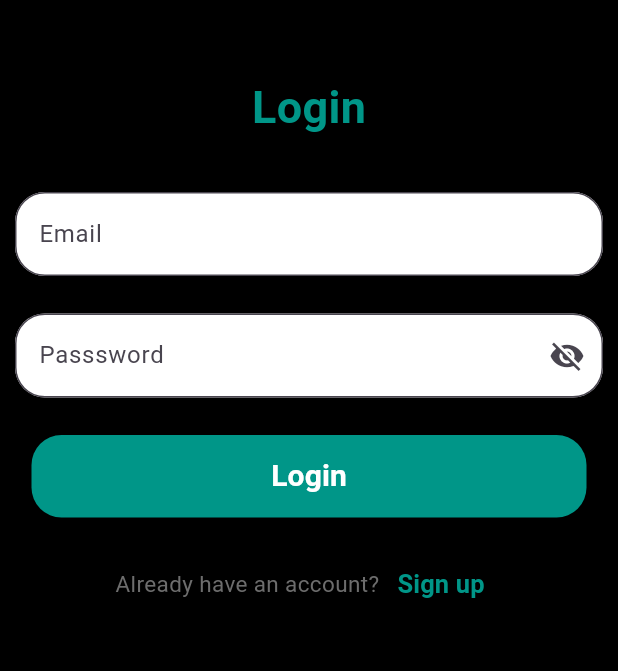
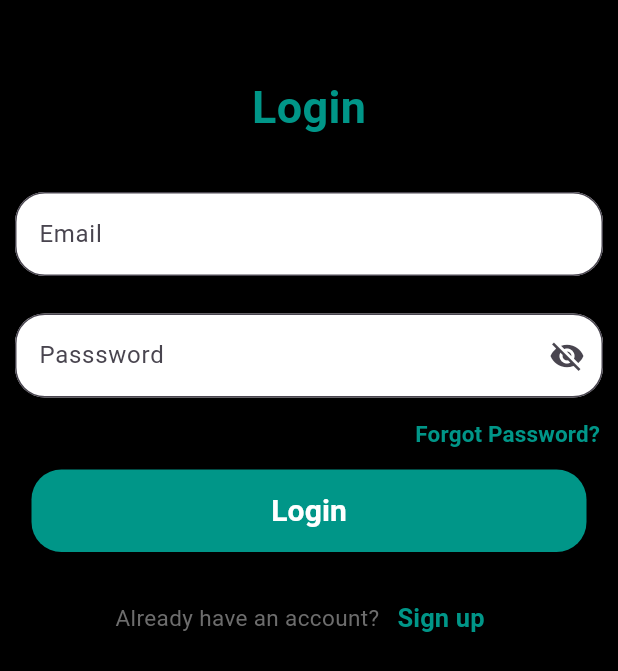
Before and after one commit to OPTRONIX-10/voice-write, a Flutter app: the screen it shows after launch, on a phone screen of 412 x 824 dp. Shown: the top 671 px of the screen. Run offline on Flutter 3.47's test engine with Material 3 defaults, Android fonts, the phone set to English and light mode, and no system bars; our stand-ins replace bloc, cloud_firestore, equatable, firebase_auth, firebase_core, flutter_bloc; accounts and stored records are empty.

Commit message:
forgot password added

```diff
--- /dev/null
+++ b/lib/screens/home_screens/widgets/password_reset_dialog.dart
@@ -0,0 +1,10 @@
+import 'package:flutter/widgets.dart';
+import 'package:new_project/screens/home_screens/widgets/generic_dialogue.dart';
+
+Future<void> showPasswordResetSentDialog(BuildContext context) {
+  return showGenericDialoge(
+      context: context,
+      titile: 'Password Reset',
+      content: 'We have sent you a password reset link',
+      optionsBuilder: () => {'OK': false});
+}
--- a/lib/screens/login_page.dart
+++ b/lib/screens/login_page.dart
@@ -1,7 +1,6 @@
 import 'package:flutter/material.dart';
 import 'package:flutter_bloc/flutter_bloc.dart';
 import 'package:new_project/screens/home_screens/widgets/errordialog.dart';
-
 
 import 'package:new_project/services/auth/auth_exception.dart';
 
@@ -19,7 +18,6 @@ final _loginformkey = GlobalKey<FormState>();
 late TextEditingController _email;
 late TextEditingController _password;
 ValueNotifier<bool> _passtext = ValueNotifier(true);
-
 
 class _LoginPageState extends State<LoginPage> {
   @override
@@ -42,7 +40,6 @@ class _LoginPageState extends State<LoginPage> {
     return BlocListener<AuthBloc, AuthState>(
       listener: (context, state) {
         if (state is AuthStatLoggedOut) {
-
           if (state.exception is UserNotFoundAuthException) {
             ScaffoldMessenger.of(context).showSnackBar(
                 ErrorDialog().Showerrordialog(context, 'User Not Found'));
@@ -129,8 +126,23 @@ class _LoginPageState extends State<LoginPage> {
                                         : Icons.visibility)))),
                       );
                     })),
-                const SizedBox(
-                  height: 25,
+                Row(
+                  mainAxisAlignment: MainAxisAlignment.end,
+                  children: [
+                    TextButton(
+                        onPressed: () {
+                          context
+                              .read<AuthBloc>()
+                              .add(AuthEventForgtPassword(email: null));
+                        },
+                        child: const Text(
+                          'Forgot Password?',
+                          style: TextStyle(
+                              fontSize: 15,
+                              fontWeight: FontWeight.bold,
+                              color: Colors.teal),
+                        )),
+                  ],
                 ),
                 SizedBox(
                     height: 55,
--- a/lib/screens/spash_screen.dart
+++ b/lib/screens/spash_screen.dart
@@ -2,6 +2,7 @@ import 'package:flutter/material.dart';
 import 'package:flutter_bloc/flutter_bloc.dart';
 import 'package:new_project/helpers/loading/loadin_screen.dart';
 import 'package:new_project/screens/email_verification.dart';
+import 'package:new_project/screens/forget_password_view.dart';
 import 'package:new_project/screens/home_screens/front_page.dart';
 import 'package:new_project/screens/login_page.dart';
 import 'package:new_project/screens/sign_up.dart';
@@ -31,6 +32,8 @@ class LoadingPage extends StatelessWidget {
         return LoginPage();
       } else if (state is AuthStateRegistering) {
         return SignUp();
+      } else if (state is AuthStateForgotPassword) {
+        return ForgotPasswordView();
       } else {
         return Scaffold(
           body: Center(
--- a/lib/services/auth/auth_provider.dart
+++ b/lib/services/auth/auth_provider.dart
@@ -10,4 +10,5 @@ abstract class AuthProvider {
 
   Future<void> logout();
   Future<void> sendEmailVerification();
+  Future<void> sendPasswordResetEmail({required String email});
 }
--- a/lib/services/auth/auth_services.dart
+++ b/lib/services/auth/auth_services.dart
@@ -30,4 +30,8 @@ class AuthServices implements AuthProvider {
 
   @override
   Future<void> initialize() => provider.initialize();
+
+  @override
+  Future<void> sendPasswordResetEmail({required String email}) =>
+      provider.sendPasswordResetEmail(email: email);
 }
--- a/lib/services/auth/bloc/auth_event.dart
+++ b/lib/services/auth/bloc/auth_event.dart
@@ -29,6 +29,11 @@ class AuthEventLogin extends AuthEvent {
   const AuthEventLogin({required this.email, required this.password});
 }
 
+class AuthEventForgtPassword extends AuthEvent {
+  final String? email;
+  const AuthEventForgtPassword({required this.email});
+}
+
 class AuthEventLogout extends AuthEvent {
   const AuthEventLogout();
 }
--- a/lib/services/auth/bloc/auth_state.dart
+++ b/lib/services/auth/bloc/auth_state.dart
@@ -40,3 +40,15 @@ class AuthStateRegistering extends AuthState {
   const AuthStateRegistering({required this.exception, required isLoading})
       : super(isLoading: isLoading);
 }
+
+class AuthStateForgotPassword extends AuthState {
+  final Exception? exception;
+  final bool isEmailSent;
+  final bool isLoading;
+
+  AuthStateForgotPassword(
+      {required this.exception,
+      required this.isEmailSent,
+      required this.isLoading})
+      : super(isLoading: isLoading);
+}
```
Also changed, not shown: lib/screens/forget_password_view.dart (added, +123 -0 lines), lib/screens/home_screens/widgets/generic_get_arguments.dart (deleted, +0 -14 lines), lib/services/auth/bloc/auth_bloc.dart (+47 -4 lines), lib/services/auth/firebase_auth_provider.dart (+20 -0 lines).
